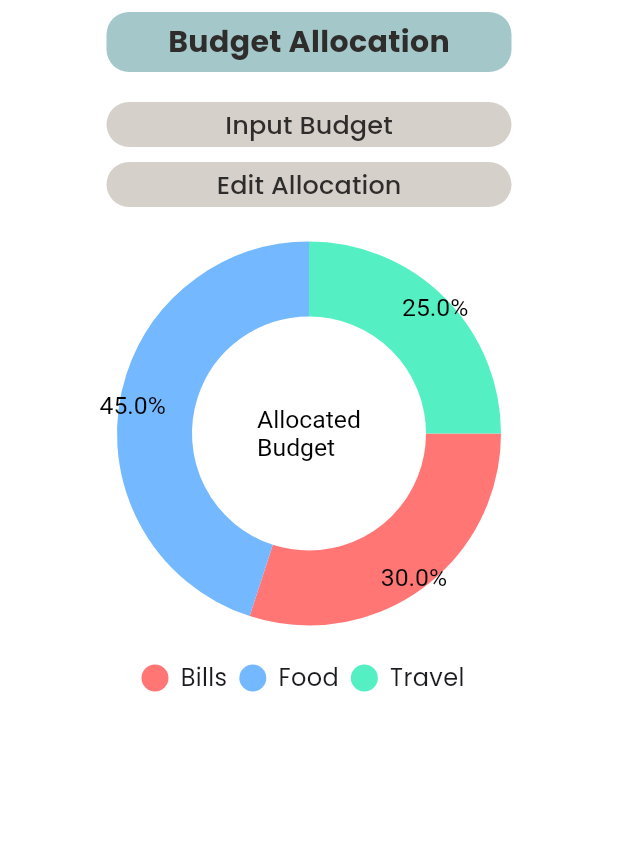
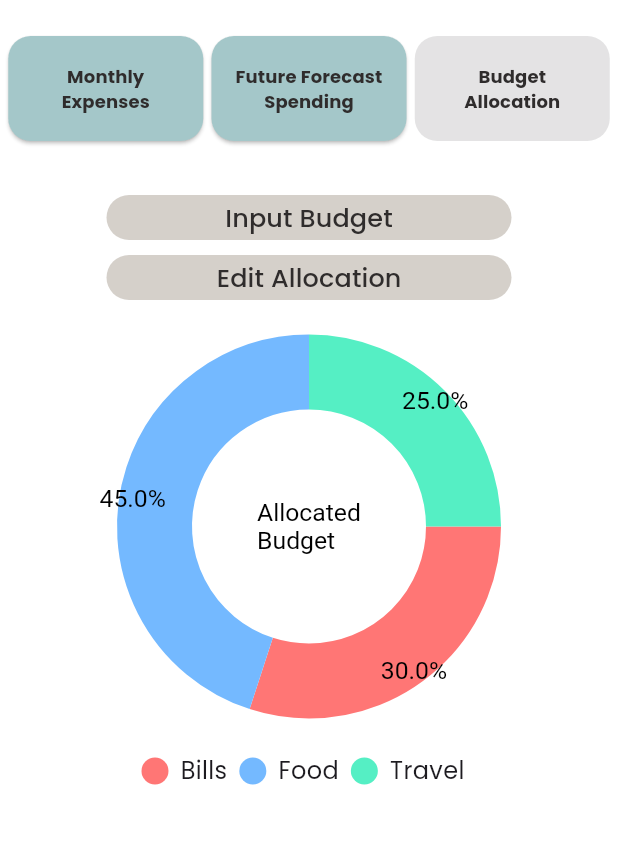
Before and after one commit to ashensn0w/SLAM-Up, a Flutter app: the SummaryPage3 screen opened directly, on a phone screen of 412 x 824 dp, the part 72-916 px from its top. Run offline on Flutter 3.47's test engine with Material 3 defaults, Android fonts, the phone set to English and light mode, and no system bars; drawn by our look-alikes of pie_chart; our stand-ins replace image_picker, syncfusion_flutter_charts, table_calendar, youtube_player_flutter.

Commit message:
Update summary_page3.dart
update buttons

```diff
--- a/lib/screens/summary_page3.dart
+++ b/lib/screens/summary_page3.dart
@@ -3,6 +3,8 @@ import 'package:pie_chart/pie_chart.dart';
 import '../utils/constants.dart';
 import 'notification_page.dart';
 import 'package:flutter/services.dart';
+import 'summary_page.dart';
+import 'summary_page2.dart';
 
 class AllocationEntry {
   final String category;
@@ -26,6 +28,8 @@ class _SummaryPage3State extends State<SummaryPage3> {
   List<AllocationEntry> entries = [];
   double budgetAmount = 0.0;
   List<String> calculatedAmounts = [];
+
+  int _currentPageIndex = 2; // Set initial index to 1 for SummaryPage2
 
   @override
   Widget build(BuildContext context) {
@@ -62,8 +66,21 @@ class _SummaryPage3State extends State<SummaryPage3> {
       ),
       body: Column(
         children: [
-          Center(
-            child: BudgetAllocation(),
+          Container(
+            padding: EdgeInsets.symmetric(vertical: 16.0),
+            child: Center(
+              child: Row(
+                mainAxisAlignment: MainAxisAlignment.spaceEvenly,
+                children: [
+                  _buildButton(
+                      context, "Monthly\nExpenses", SummaryPage(), _currentPageIndex == 0),
+                  _buildButton(
+                      context, "Future Forecast\nSpending", SummaryPage2(), _currentPageIndex == 1),
+                  _buildButton(
+                      context, "Budget\nAllocation", SummaryPage3(), _currentPageIndex == 2),
+                ],
+              ),
+            ),
           ),
           SizedBox(height: 20),
           Container(
@@ -139,7 +156,7 @@ class _SummaryPage3State extends State<SummaryPage3> {
                     fontWeight: FontWeight.bold,
                   ),
                 ),
-                SizedBox(height:20.0),
+                SizedBox(height: 20.0),
                 Padding(
                   padding: const EdgeInsets.only(left: 50.0),
                   child: ListView.builder(
@@ -159,6 +176,53 @@ class _SummaryPage3State extends State<SummaryPage3> {
               ],
             ),
         ],
+      ),
+    );
+  }
+
+  Widget _buildButton(BuildContext context, String text, Widget destination,
+      bool isActive) {
+    Color backgroundColor = isActive ? Colors.white : Color.fromRGBO(164, 199, 201, 1.0);
+    Color textColor = isActive ? Color.fromRGBO(47, 44, 44, 1.0) : Color.fromRGBO(47, 44, 44, 1.0);
+
+    return ElevatedButton(
+      onPressed: isActive ? null : () {
+        setState(() {
+          if (destination is SummaryPage) {
+            _currentPageIndex = 0;
+          } else if (destination is SummaryPage2) {
+            _currentPageIndex = 1;
+          } else if (destination is SummaryPage3) {
+            _currentPageIndex = 2;
+          }
+        });
+        Navigator.push(
+          context,
+          MaterialPageRoute(builder: (context) => destination),
+        );
+      },
+      style: ElevatedButton.styleFrom(
+        padding: EdgeInsets.all(5.0),
+        primary: backgroundColor,
+        shape: RoundedRectangleBorder(
+          borderRadius: BorderRadius.circular(15.0),
+        ),
+      ),
+      child: Container(
+        width: 120,
+        height: 60,
+        child: Center(
+          child: Text(
+            text,
+            textAlign: TextAlign.center,
+            style: TextStyle(
+              color: textColor,
+              fontFamily: 'Poppins',
+              fontWeight: FontWeight.bold,
+              fontSize: 12.0,
+            ),
+          ),
+        ),
       ),
     );
   }
@@ -227,33 +291,6 @@ class _SummaryPage3State extends State<SummaryPage3> {
     setState(() {
       // Update the UI when calculated amounts are available
     });
-  }
-}
-
-class BudgetAllocation extends StatelessWidget {
-  @override
-  Widget build(BuildContext context) {
-    return Container(
-      padding: EdgeInsets.all(5.0),
-      width: 270,
-      height: 40,
-      decoration: BoxDecoration(
-        shape: BoxShape.rectangle,
-        borderRadius: BorderRadius.circular(15.0),
-        color: Color.fromRGBO(164, 199, 201, 1.0),
-      ),
-      child: Center(
-        child: Text(
-          'Budget Allocation',
-          style: TextStyle(
-            color: Color.fromRGBO(47, 44, 44, 1.0),
-            fontFamily: 'Poppins',
-            fontWeight: FontWeight.bold,
-            fontSize: 20.0,
-          ),
-        ),
-      ),
-    );
   }
 }
 
```
